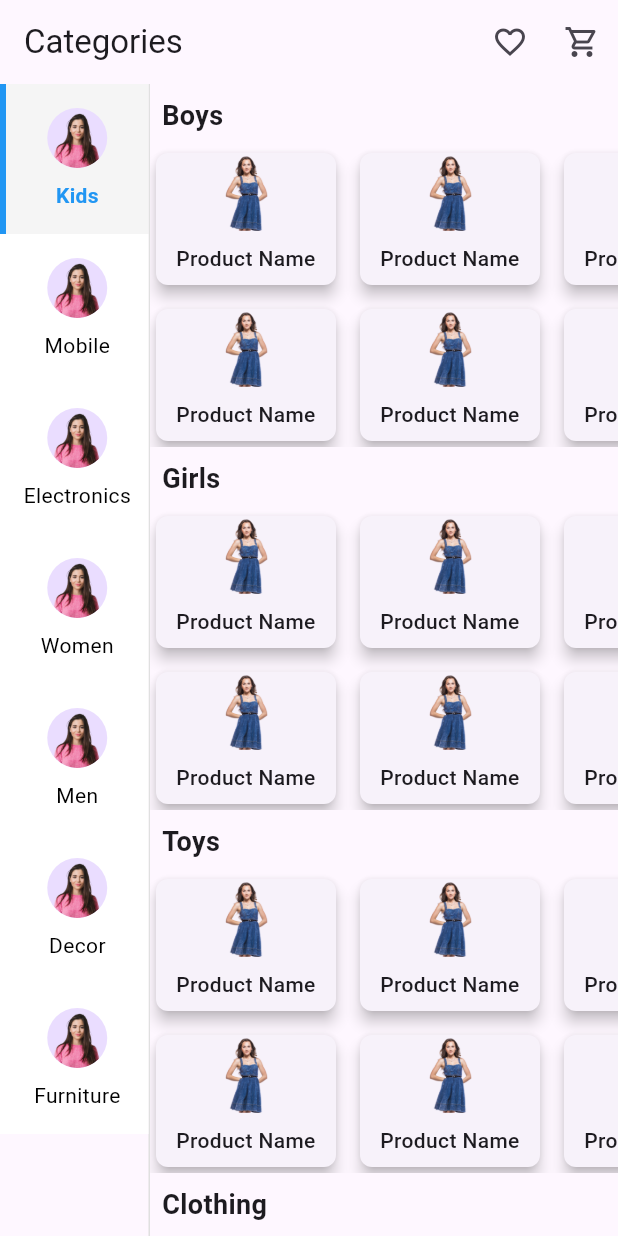
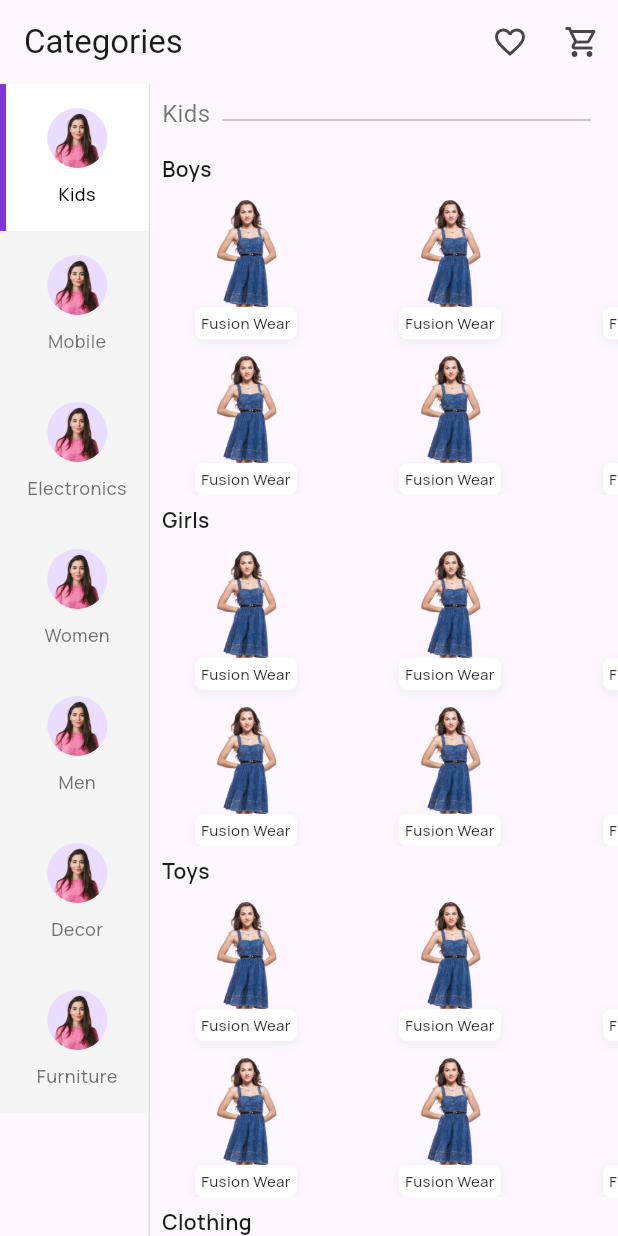
Before and after one commit to jnvshubham7/Category-Selector, a Flutter app: the screen it shows after launch, on a phone screen of 412 x 824 dp. Run offline on Flutter 3.47's test engine with Material 3 defaults, Android fonts, the phone set to English and light mode, and no system bars.

```diff
--- a/lib/main.dart
+++ b/lib/main.dart
@@ -25,13 +25,39 @@ class _CategorySelectorState extends State<CategorySelector> {
   int _selectedCategoryIndex = 0;
 
   final List<Map<String, dynamic>> categorizedItems = [
-    {"category": "Kids", "subcategories": ["Boys", "Girls", "Toys", "Clothing"]},
-    {"category": "Mobile", "subcategories": ["Smartphones", "Accessories", "Tablets"]},
-    {"category": "Electronics", "subcategories": ["Laptops", "Cameras", "Accessories"]},
-    {"category": "Women", "subcategories": ["Upper wear", "Lower wear", "Beauty Product", "Inner wear"]},
-    {"category": "Men", "subcategories": ["Shirts", "Pants", "Accessories"]},
-    {"category": "Decor", "subcategories": ["Wall Art", "Lighting", "Furniture"]},
-    {"category": "Furniture", "subcategories": ["Sofas", "Tables", "Chairs"]},
+    {
+      "category": "Kids",
+      "subcategories": ["Boys", "Girls", "Toys", "Clothing"]
+    },
+    {
+      "category": "Mobile",
+      "subcategories": ["Smartphones", "Accessories", "Tablets"]
+    },
+    {
+      "category": "Electronics",
+      "subcategories": ["Laptops", "Cameras", "Accessories"]
+    },
+    {
+      "category": "Women",
+      "subcategories": [
+        "Upper wear",
+        "Lower wear",
+        "Beauty Product",
+        "Inner wear"
+      ]
+    },
+    {
+      "category": "Men",
+      "subcategories": ["Shirts", "Pants", "Accessories"]
+    },
+    {
+      "category": "Decor",
+      "subcategories": ["Wall Art", "Lighting", "Furniture"]
+    },
+    {
+      "category": "Furniture",
+      "subcategories": ["Sofas", "Tables", "Chairs"]
+    },
   ];
 
   @override
@@ -72,12 +98,13 @@ class _CategorySelectorState extends State<CategorySelector> {
                   child: Container(
                     decoration: BoxDecoration(
                       color: index == _selectedCategoryIndex
-                          ? Colors.grey[100]
-                          : Colors.white,
+                          ? Colors.white
+                          : Colors.grey[100],
                       border: Border(
                         left: BorderSide(
                           color: index == _selectedCategoryIndex
-                              ? Colors.blue // Customize border color for selection
+                              ? Color(
+                                  0xFF8034DA) // Customize border color for selection
                               : Colors.transparent,
                           width: 4,
                         ),
@@ -87,19 +114,25 @@ class _CategorySelectorState extends State<CategorySelector> {
                     child: Column(
                       children: [
                         CircleAvatar(
-                          backgroundImage: AssetImage('assets/icon.png'), // Replace with category-specific icon
+                          backgroundImage: AssetImage(
+                              'assets/icon.png'), // Replace with category-specific icon
                         ),
                         SizedBox(height: 8),
                         Text(
                           categorizedItems[index]["category"],
                           style: TextStyle(
-                            fontWeight: index == _selectedCategoryIndex
-                                ? FontWeight.bold
-                                : FontWeight.normal,
+                            fontFamily:
+                                'Manrope', // Make sure to add the Manrope font in your pubspec.yaml
+                            fontSize: 12, // font-size: 12px;
+                            fontWeight: FontWeight.w500, // font-weight: 500;
+                            height: 18 /
+                                12, // line-height: 18px; (line-height in TextStyle is a multiplier)
                             color: index == _selectedCategoryIndex
-                                ? Colors.blue
-                                : Colors.black,
+                                ? Colors.black
+                                : Colors.black54,
+                            // textAlign: TextAlign.center, // Optional, add if you need to center the text
                           ),
+                          textAlign: TextAlign.center, // Centering the text
                         ),
                       ],
                     ),
@@ -113,8 +146,33 @@ class _CategorySelectorState extends State<CategorySelector> {
           Expanded(
             child: ListView(
               children: [
+                Padding(
+                  padding: const EdgeInsets.all(8.0),
+                  child: Row(
+                    children: [
+                      Text(
+                        categorizedItems[_selectedCategoryIndex]["category"],
+                        style: TextStyle(
+                          fontSize: 16,
+                          color: Colors.black54,
+                        ),
+                      ),
+                      SizedBox(width: 8), // Small space between text and line
+                      Expanded(
+                        child: Padding(
+                          padding: const EdgeInsets.only(top: 8.0, right: 10.0),
+                          child: Divider(
+                            color: Colors.black26, // Line color
+                            thickness: 1, // Line thickness
+                          ),
+                        ),
+                      ),
+                    ],
+                  ),
+                ),
                 for (String subcategory
-                    in categorizedItems[_selectedCategoryIndex]["subcategories"])
+                    in categorizedItems[_selectedCategoryIndex]
+                        ["subcategories"])
                   CategorySection(subcategory: subcategory),
               ],
             ),
@@ -139,7 +197,13 @@ class CategorySection extends StatelessWidget {
           padding: const EdgeInsets.all(8.0),
           child: Text(
             subcategory,
-            style: TextStyle(fontSize: 18, fontWeight: FontWeight.bold),
+            style: TextStyle(
+              fontFamily: 'Manrope', // Custom font family
+              fontSize: 14, // Matches font-size: 14px
+              fontWeight: FontWeight.w600, // Matches font-weight: 600
+              height:
+                  1.29, // Matches line-height: 18px / 14px (18px / 14px = ~1.29)
+            ),
           ),
         ),
         SizedBox(
@@ -154,28 +218,51 @@ class CategorySection extends StatelessWidget {
             ),
             itemCount: 6, // Number of items in each subcategory
             itemBuilder: (context, index) {
-              return Card(
-                elevation: 4,
-                shape: RoundedRectangleBorder(
-                  borderRadius: BorderRadius.circular(8),
-                ),
+              return Container(
+                // elevation: 4,
+                // shape: RoundedRectangleBorder(
+                //   borderRadius: BorderRadius.circular(8),
+                // ),
                 child: Column(
                   children: [
                     Expanded(
                       child: ClipRRect(
-                        borderRadius: BorderRadius.vertical(top: Radius.circular(8)),
+                        borderRadius:
+                            BorderRadius.vertical(top: Radius.circular(8)),
                         child: Image.asset(
                           'assets/image.png', // Replace with actual image path
                           fit: BoxFit.cover,
                         ),
                       ),
                     ),
-                    Padding(
-                      padding: const EdgeInsets.all(8.0),
-                      child: Text(
-                        'Product Name', // Replace with actual product name
-                        style: TextStyle(fontSize: 14, fontWeight: FontWeight.w500),
-                        textAlign: TextAlign.center,
+                    Container(
+                      width: 67.98,
+                      height: 21.24,
+                      decoration: BoxDecoration(
+                        color: Colors.white,
+                        border: Border.all(color: Colors.white, width: 0.5),
+                        boxShadow: [
+                          BoxShadow(
+                            color: Colors.black.withOpacity(0.06),
+                            blurRadius: 6.0,
+                            offset: Offset(0, 2),
+                          ),
+                        ],
+                        borderRadius: BorderRadius.circular(5),
+                      ),
+                      child: Center(
+                        child: Text(
+                          'Fusion Wear', // Replace with actual text
+                          style: TextStyle(
+                            fontFamily: 'Manrope',
+                            fontWeight: FontWeight.w500,
+                            fontSize: 10,
+                            height:
+                                1.8, // This sets the line-height (line height divided by font size)
+                            color: Colors.black.withOpacity(0.8),
+                          ),
+                          textAlign: TextAlign.center,
+                        ),
                       ),
                     ),
                   ],
```
Also changed, not shown: pubspec.yaml (+8 -0 lines).
